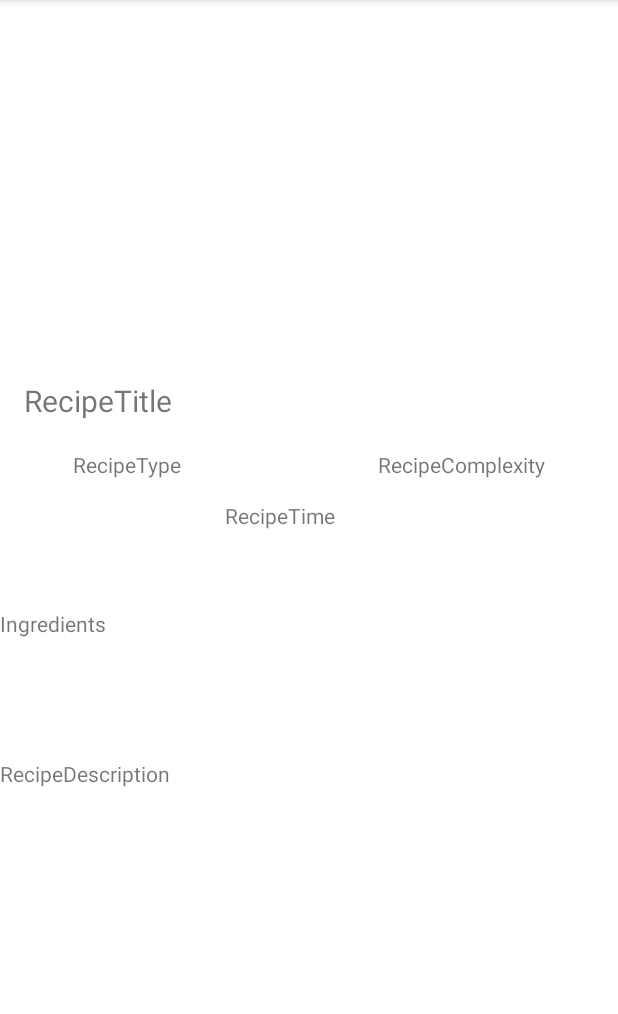
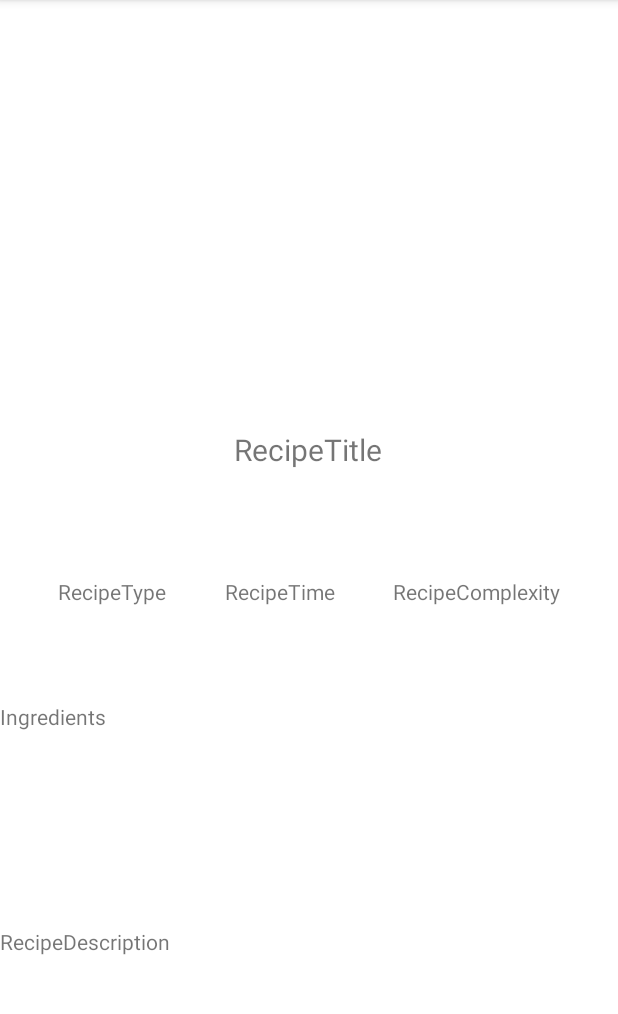
Before and after one commit to capybarasRV4/CookItUp_App, an Android app: the OneRecipeActivity screen opened directly, with no data from a screen before it, on a phone screen of 412 x 824 dp, the part 84-1098 px from its top. Run offline under Robolectric (Android 15) with nearby library versions, the phone set to English and light mode, and no system bars; 1 statement that could not run was skipped.

Commit message:
fixing the layout in activity_one_recipe.xml added menu bar at the bottom of the list started timer elements, image buttons and title

```diff
--- a/app/src/main/res/layout/activity_one_recipe.xml
+++ b/app/src/main/res/layout/activity_one_recipe.xml
@@ -19,55 +19,53 @@
         android:id="@+id/recipeTitle"
         android:layout_width="wrap_content"
         android:layout_height="wrap_content"
-        android:layout_marginTop="16dp"
+        android:layout_marginTop="32dp"
         android:text="@string/default_value_RecipeTitle"
         android:textSize="20sp"
+        app:layout_constraintBottom_toTopOf="@+id/recipeTime"
         app:layout_constraintEnd_toEndOf="parent"
-        app:layout_constraintHorizontal_bias="0.051"
+        app:layout_constraintHorizontal_bias="0.498"
         app:layout_constraintStart_toStartOf="parent"
-        app:layout_constraintTop_toBottomOf="@+id/RecipeImage" />
+        app:layout_constraintTop_toBottomOf="@+id/RecipeImage"
+        app:layout_constraintVertical_bias="0.192" />
 
     <TextView
         android:id="@+id/recipeComplexity"
         android:layout_width="wrap_content"
         android:layout_height="wrap_content"
-        android:layout_marginTop="300dp"
-        android:layout_marginEnd="20dp"
+        android:layout_marginBottom="64dp"
         android:text="@string/default_value_RecipeComplexity"
+        app:layout_constraintBottom_toTopOf="@+id/scrollView2"
         app:layout_constraintEnd_toEndOf="parent"
         app:layout_constraintHorizontal_bias="0.5"
-        app:layout_constraintStart_toEndOf="@+id/recipeTime"
-        app:layout_constraintTop_toTopOf="parent" />
+        app:layout_constraintStart_toEndOf="@+id/recipeTime" />
 
     <TextView
         android:id="@+id/recipeType"
         android:layout_width="wrap_content"
         android:layout_height="wrap_content"
-        android:layout_marginStart="20dp"
-        android:layout_marginTop="300dp"
+        android:layout_marginBottom="64dp"
         android:text="@string/default_value_RecipeType"
+        app:layout_constraintBottom_toTopOf="@+id/scrollView2"
         app:layout_constraintEnd_toStartOf="@+id/recipeTime"
         app:layout_constraintHorizontal_bias="0.5"
-        app:layout_constraintStart_toStartOf="parent"
-        app:layout_constraintTop_toTopOf="parent" />
+        app:layout_constraintStart_toStartOf="parent" />
 
     <TextView
         android:id="@+id/recipeTime"
         android:layout_width="wrap_content"
         android:layout_height="wrap_content"
-        android:layout_marginBottom="48dp"
+        android:layout_marginBottom="64dp"
         android:text="@string/default_value_RecipeTime"
         app:layout_constraintBottom_toTopOf="@+id/scrollView2"
         app:layout_constraintEnd_toStartOf="@+id/recipeComplexity"
         app:layout_constraintHorizontal_bias="0.5"
-        app:layout_constraintStart_toEndOf="@+id/recipeType"
-        app:layout_constraintTop_toBottomOf="@+id/RecipeImage"
-        app:layout_constraintVertical_bias="0.954" />
+        app:layout_constraintStart_toEndOf="@+id/recipeType" />
 
     <ScrollView
         android:id="@+id/scrollView2"
         android:layout_width="410dp"
-        android:layout_height="362dp"
+        android:layout_height="wrap_content"
         app:layout_constraintBottom_toBottomOf="parent"
         app:layout_constraintStart_toStartOf="parent">
 
@@ -79,13 +77,13 @@
             <TextView
                 android:id="@+id/Ingredients"
                 android:layout_width="match_parent"
-                android:layout_height="100dp"
+                android:layout_height="150dp"
                 android:text="Ingredients" />
 
             <TextView
                 android:id="@+id/recipeDescription"
                 android:layout_width="match_parent"
-                android:layout_height="102dp"
+                android:layout_height="150dp"
                 android:text="@string/default_value_RecipeDescription"
                 app:layout_constraintEnd_toEndOf="parent"
                 app:layout_constraintHorizontal_bias="0.014"
```
Also changed, not shown: app/src/main/res/layout/activity_all_recipes.xml (+41 -6 lines), app/src/main/res/layout/activity_settings.xml (+7 -9 lines), app/src/main/res/layout/activity_timer.xml (+93 -0 lines).
